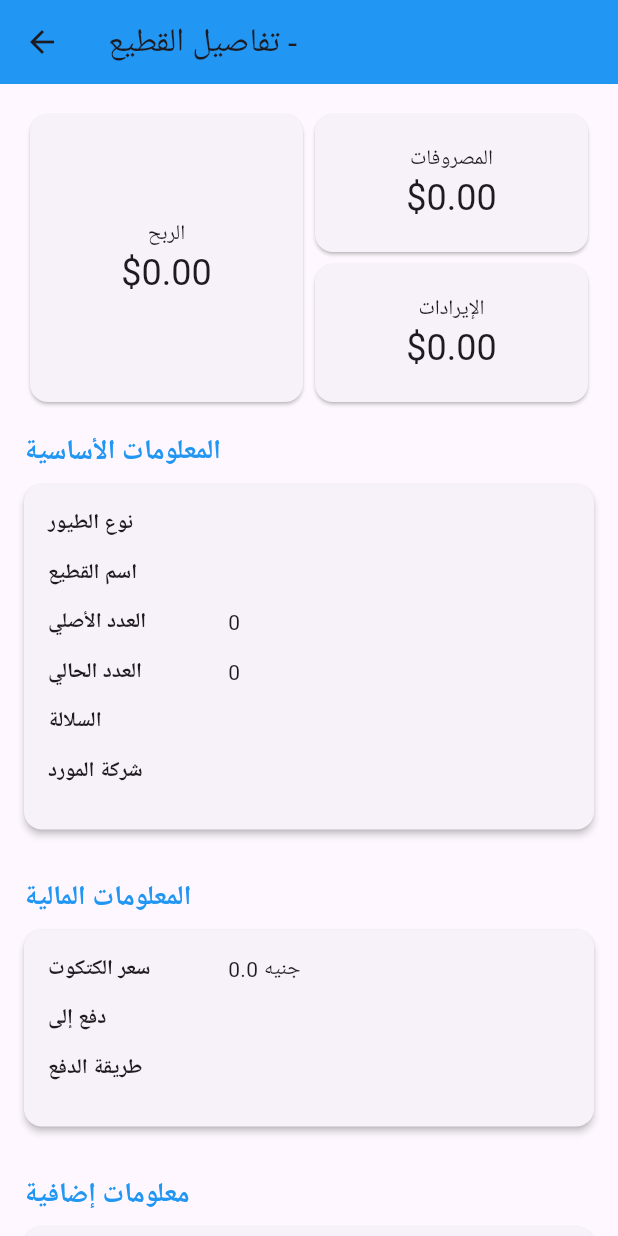
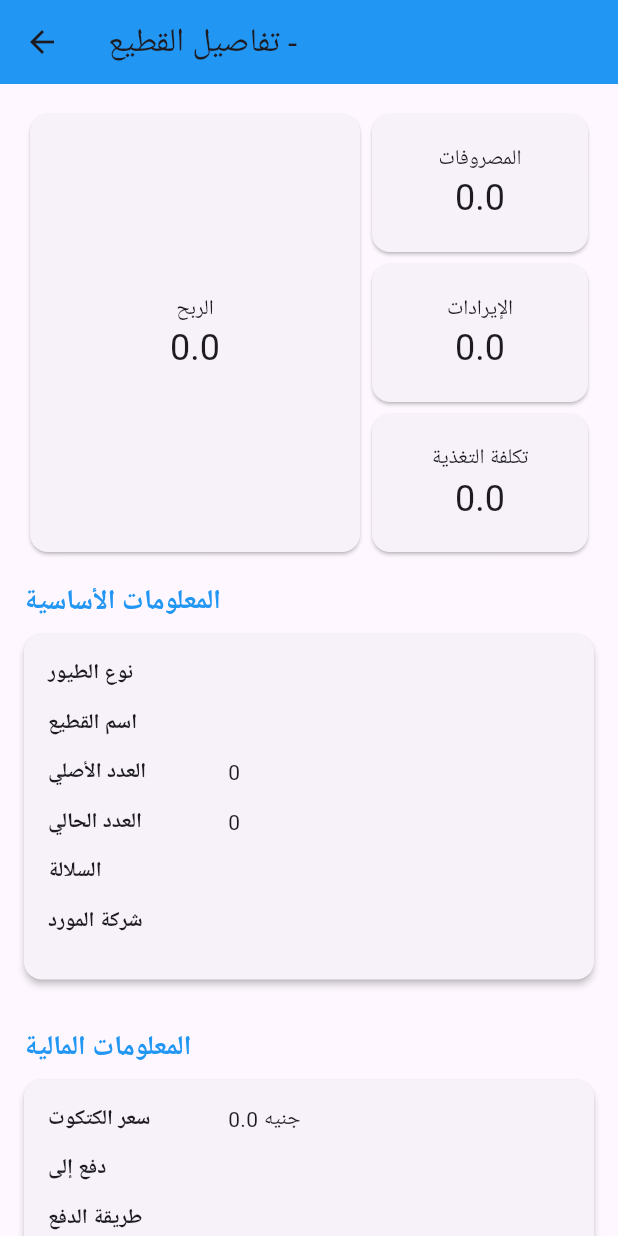
Before and after one commit to eng-abdallahyasser/poultry-manager, a Flutter app: the FlockDetailsView screen opened directly with empty values, on a phone screen of 412 x 824 dp. Run offline on Flutter 3.47's test engine with Material 3 defaults, Android fonts, the phone set to English and light mode, and no system bars; our stand-ins replace get, shared_preferences; accounts and stored records are empty; statements that could not run were skipped.

Commit message:
`feat: updated flock model and dashboard screens with new calculations and UI changes`

```diff
--- a/lib/data/models/flok.dart
+++ b/lib/data/models/flok.dart
@@ -75,6 +75,25 @@ class Flock {
     return feedingRecords.fold(0, (sum, record) => sum + record.totalCost);
   }
 
+  double get totalIncome {
+    return income - totalFeedCost - expense;
+  }
+
+  double get totalExpense {
+    double modificationsExpense = expense;
+    for (var mod in modifications) {
+      if (mod is BirdReduction) {
+        if (mod.reason == ReductionReason.sold) {
+          modificationsExpense += mod.cost;
+        }
+      } else
+      if (mod is BirdAddition) {
+        modificationsExpense -= mod.cost;
+      }
+    }
+    return modificationsExpense + totalFeedCost;
+  }
+
   factory Flock.fromMap(Map<String, dynamic> map) {
     return Flock(
       id: map['id'],
--- a/lib/modules/dashboard/flok_details_screen.dart
+++ b/lib/modules/dashboard/flok_details_screen.dart
@@ -10,7 +10,6 @@ import 'package:intl/intl.dart'; // Add this import for date formatting
 class FlockDetailsView extends StatelessWidget {
   final Flock flock;
   final DashboardController controller = Get.find<DashboardController>();
-
 
   FlockDetailsView({super.key, required this.flock});
 
@@ -32,18 +31,34 @@ class FlockDetailsView extends StatelessWidget {
                   Row(
                     children: [
                       Expanded(
+                        flex: 3,
                         child: _buildSummaryCard(
                           "الربح",
                           flock.income - flock.expense,
-                          200, // Height of the card
+                          300, // Height of the card
                         ),
                       ),
                       Expanded(
+                        flex: 2,
                         child: Column(
                           children: [
-                            _buildSummaryCard("المصروفات", flock.expense, 100),
+                            _buildSummaryCard(
+                              "المصروفات",
+                              flock.totalExpense,
+                              100,
+                            ),
                             const SizedBox(width: 16),
-                            _buildSummaryCard("الإيرادات", flock.income, 100),
+                            _buildSummaryCard(
+                              "الإيرادات",
+                              flock.totalIncome,
+                              100,
+                            ),
+                            const SizedBox(width: 16),
+                            _buildSummaryCard(
+                              "تكلفة التغذية",
+                              flock.totalFeedCost,
+                              100,
+                            ),
                           ],
                         ),
                       ),
@@ -153,7 +168,7 @@ class FlockDetailsView extends StatelessWidget {
         Get.to<Flock>(
           () => DailyFeedingForm(
             onSave: (dailyFeeding) {
-              flock.feedingRecords= [...flock.feedingRecords, dailyFeeding];
+              flock.feedingRecords = [...flock.feedingRecords, dailyFeeding];
               controller.saveAndNavigateToFlockDetails(flock);
             },
           ),
@@ -211,7 +226,7 @@ class FlockDetailsView extends StatelessWidget {
             children: [
               Text(title, style: Get.textTheme.titleSmall),
               Text(
-                '\$${value.toStringAsFixed(2)}',
+                value.toStringAsFixed(1),
                 style: Get.textTheme.headlineSmall,
               ),
             ],
--- a/lib/modules/dashboard/modify_bird_screen.dart
+++ b/lib/modules/dashboard/modify_bird_screen.dart
@@ -59,6 +59,8 @@ class _ModifyBirdsViewState extends State<ModifyBirdsView> {
               _buildTextFormField(
                 label: "التكلفة (اختياري)",
                 keyboardType: TextInputType.number,
+                validator: (value) =>
+                value!.isEmpty ? 'الرجاء إدخال التكلفة' : null,
                 onSaved: (newValue) => cost = double.tryParse(newValue ?? ''),
               ),
               Padding(
@@ -272,6 +274,8 @@ class _ModifyBirdsViewState extends State<ModifyBirdsView> {
     if (_formKey.currentState!.validate()) {
       _formKey.currentState!.save();
 
+
+
       BirdModification modification;
       if (modificationType == 'add') {
         modification = BirdAddition(
--- a/lib/modules/main_scaffold.dart
+++ b/lib/modules/main_scaffold.dart
@@ -32,6 +32,7 @@ class MainScaffold extends StatelessWidget {
       ),
       body: body,
       bottomNavigationBar: BottomNavigationBar(
+        type: BottomNavigationBarType.fixed,
         selectedItemColor: Colors.blueAccent,
         unselectedItemColor: Colors.grey,
         currentIndex: currentIndex,
```
Also changed, not shown: lib/modules/dashboard/daily_feeding_form.dart (line endings or trailing spaces).
